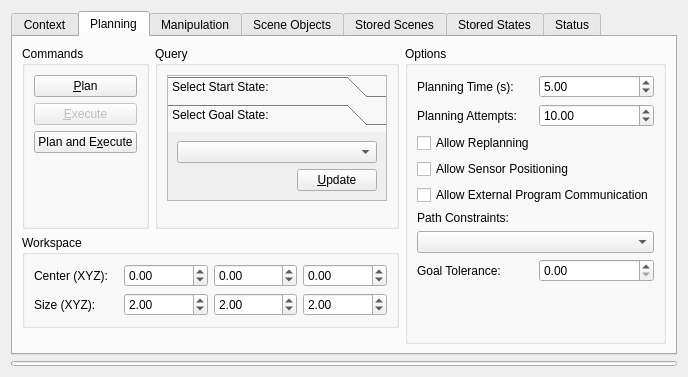
First picture: the form in visualization/motion_planning_rviz_plugin/src/ui/motion_planning_rviz_plugin_frame.ui, repository garaemon/moveit_ros, before the edit.
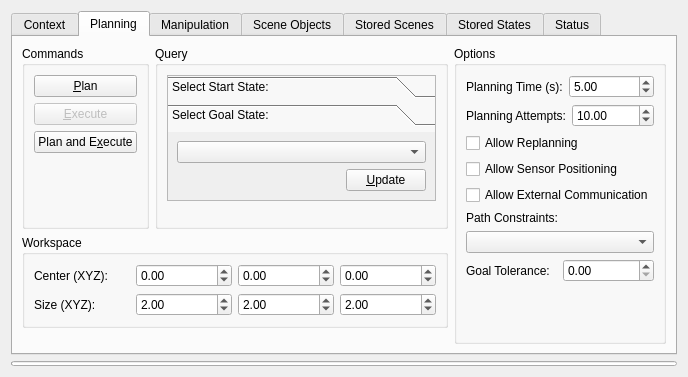
Second picture: the form after the edit.

Commit message: fix checkbox sentence to "Allow External Communication"

```diff
--- a/visualization/motion_planning_rviz_plugin/src/ui/motion_planning_rviz_plugin_frame.ui
+++ b/visualization/motion_planning_rviz_plugin/src/ui/motion_planning_rviz_plugin_frame.ui
@@ -641,7 +641,7 @@
           <item>
            <widget class="QCheckBox" name="allow_external_program">
             <property name="text">
-             <string>Allow External Program Communication</string>
+             <string>Allow External Communication</string>
             </property>
             <property name="checked">
              <bool>false</bool>
```
